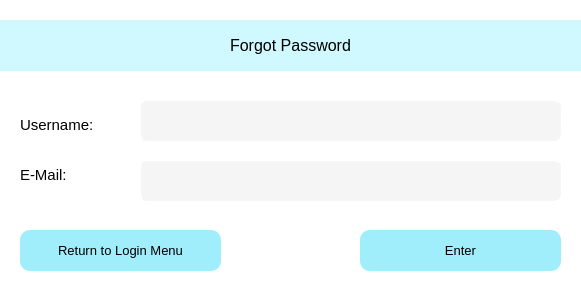
First picture: the form in gui/UF_ForgotPassword.ui, repository ZachThornee/3K04PaceMaker, before the edit.
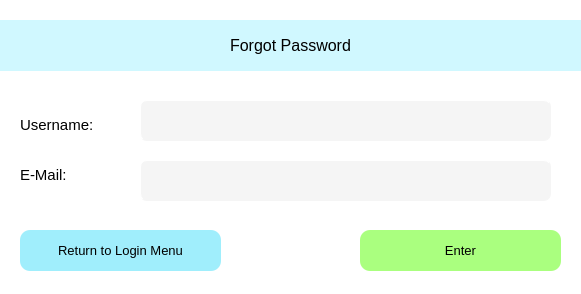
Second picture: the form after the edit.

```diff
--- a/gui/UF_ForgotPassword.ui
+++ b/gui/UF_ForgotPassword.ui
@@ -83,7 +83,7 @@
     </font>
    </property>
    <property name="styleSheet">
-    <string notr="true">BACKGROUND-COLOR: rgb(160, 238, 252);
+    <string notr="true">BACKGROUND-COLOR: rgb(170, 255, 127);
 BORDER-COLOR: rgb(160, 238. 252);
 BORDER-RADIUS: 10px;
 BORDER-STYLE: outset;
@@ -118,12 +118,12 @@
     <string>Return to Login Menu</string>
    </property>
   </widget>
-  <widget class="QTextBrowser" name="TB_Username">
+  <widget class="QLineEdit" name="TB_Username">
    <property name="geometry">
     <rect>
      <x>140</x>
      <y>100</y>
-     <width>421</width>
+     <width>411</width>
      <height>41</height>
     </rect>
    </property>
@@ -135,12 +135,12 @@
 BORDER-STYLE: outset;</string>
    </property>
   </widget>
-  <widget class="QTextBrowser" name="TB_Email">
+  <widget class="QLineEdit" name="TB_Email">
    <property name="geometry">
     <rect>
      <x>140</x>
      <y>160</y>
-     <width>421</width>
+     <width>411</width>
      <height>41</height>
     </rect>
    </property>
```
Left out of the diff: 2 changed lines with no effect on the pictures.
